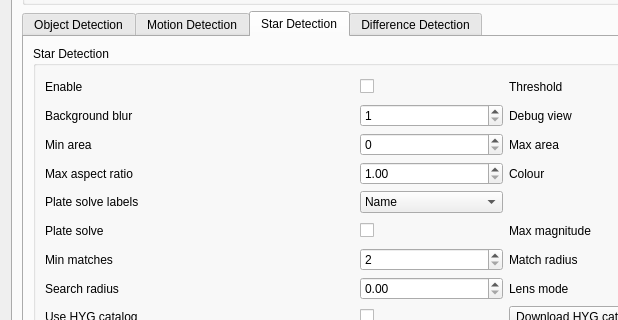
The window that plugins/feature/camera/camerasettingsdialog.ui (srcejon/sdrangel) describes before a commit, drawn with Qt 5; both pictures show x 0 to 618 and y 427 to 747 of the 838 by 1192 pixel window.
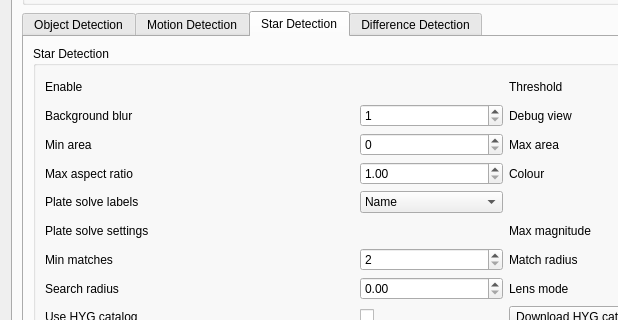
The same window after the commit. The open tabs and pages were chosen to show the change. Icons and pictures are not drawn. Custom widgets are drawn as their Qt base class.

Commit message: Simplify camera star detection controls

Patch:
```diff
--- a/plugins/feature/camera/camerasettingsdialog.ui
+++ b/plugins/feature/camera/camerasettingsdialog.ui
@@ -4868,13 +4868,6 @@
                 </property>
                </widget>
               </item>
-              <item row="0" column="1">
-               <widget class="QCheckBox" name="starDetectCheck">
-                <property name="text">
-                 <string/>
-                </property>
-               </widget>
-              </item>
               <item row="4" column="0">
                <widget class="QLabel" name="plateSolveLabelModeLabel">
                 <property name="text">
@@ -4939,7 +4932,7 @@
               <item row="5" column="0">
                <widget class="QLabel" name="plateSolveLabel">
                 <property name="text">
-                 <string>Plate solve</string>
+                 <string>Plate solve settings</string>
                 </property>
                </widget>
               </item>
@@ -4953,13 +4946,6 @@
                 </property>
                </widget>
               </item>
-              <item row="5" column="1">
-               <widget class="QCheckBox" name="plateSolveCheck">
-                <property name="text">
-                 <string/>
-                </property>
-               </widget>
-              </item>
               <item row="6" column="3">
                <widget class="QDoubleSpinBox" name="plateSolveMatchRadiusSpin">
                 <property name="minimum">
```
The commit also changes 5 other files.
